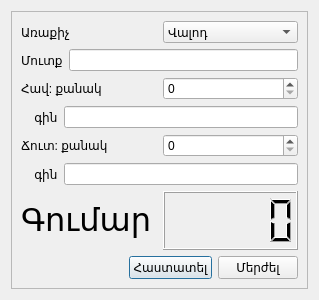
ADCompany/AD-Farm, file src/addgorcarq.ui: the form before one commit.
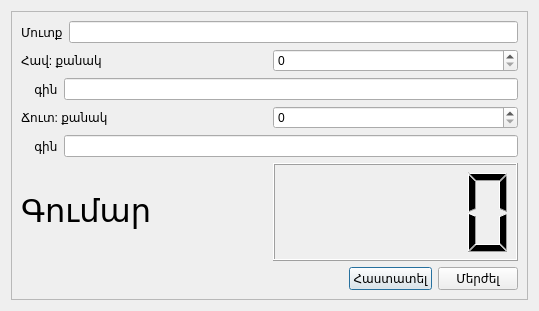
The form after the commit.

What changed in the file:
```diff
--- a/src/addgorcarq.ui
+++ b/src/addgorcarq.ui
@@ -6,8 +6,8 @@
    <rect>
     <x>0</x>
     <y>0</y>
-    <width>319</width>
-    <height>300</height>
+    <width>539</width>
+    <height>311</height>
    </rect>
   </property>
   <property name="windowTitle">
@@ -24,8 +24,8 @@
        <rect>
         <x>0</x>
         <y>0</y>
-        <width>299</width>
-        <height>280</height>
+        <width>519</width>
+        <height>291</height>
        </rect>
       </property>
       <layout class="QGridLayout" name="gridLayout_2">
@@ -34,39 +34,7 @@
          <item>
           <layout class="QVBoxLayout" name="verticalLayout">
            <item>
-            <layout class="QHBoxLayout" name="horizontalLayout">
-             <item>
-              <widget class="QLabel" name="label">
-               <property name="text">
-                <string>Առաքիչ</string>
-               </property>
-              </widget>
-             </item>
-             <item>
-              <widget class="QComboBox" name="comboBox">
-               <item>
-                <property name="text">
-                 <string>Վալոդ</string>
-                </property>
-               </item>
-               <item>
-                <property name="text">
-                 <string>Աշոտ</string>
-                </property>
-               </item>
-               <item>
-                <property name="text">
-                 <string>Դիվանի</string>
-                </property>
-               </item>
-               <item>
-                <property name="text">
-                 <string>Թելման</string>
-                </property>
-               </item>
-              </widget>
-             </item>
-            </layout>
+            <layout class="QHBoxLayout" name="horizontalLayout"/>
            </item>
            <item>
             <layout class="QHBoxLayout" name="horizontalLayout_2">
```
